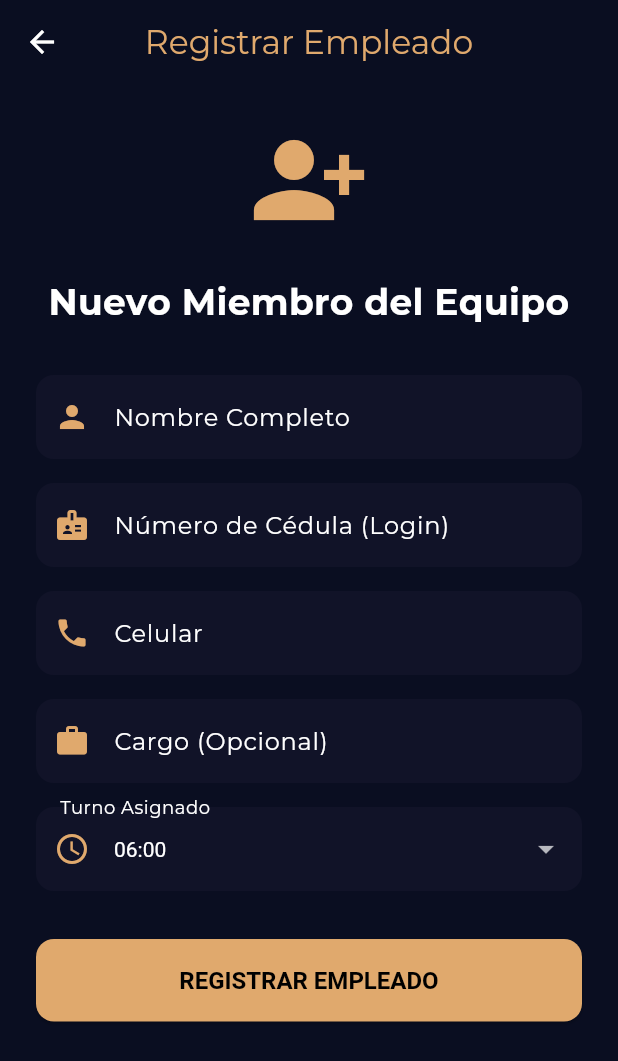
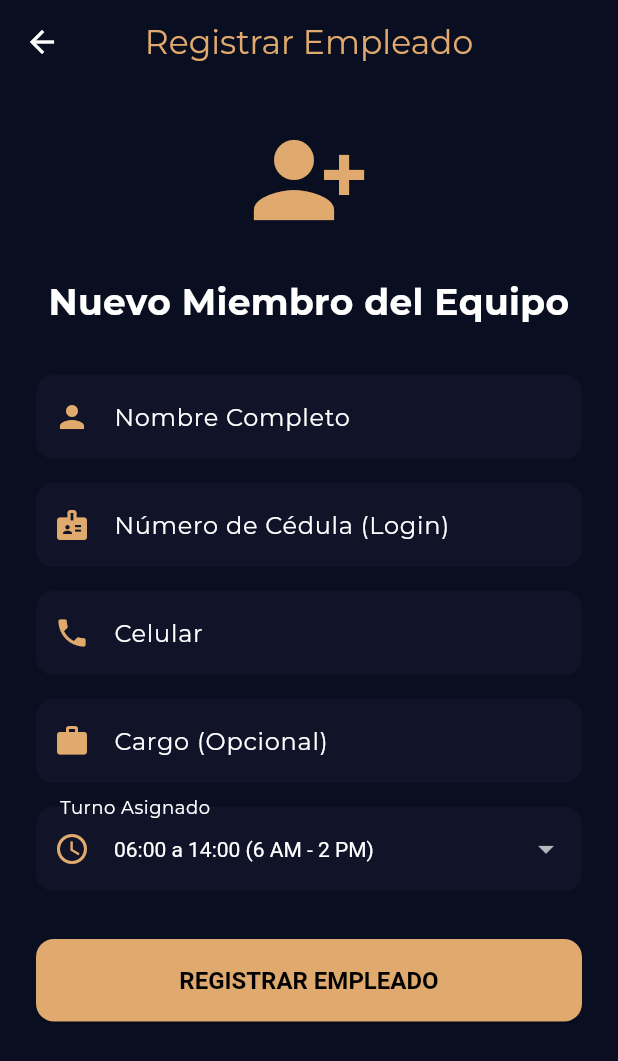
Before and after one commit to Adrw2019/asistencia-app, a Flutter app: the RegisterScreen screen opened directly, on a phone screen of 412 x 824 dp. Shown: the top 1061 px of the screen. Run offline on Flutter 3.47's test engine with Material 3 defaults, Android fonts, the phone set to English and light mode, and no system bars; our stand-ins replace firebase_core, firebase_messaging, flutter_local_notifications, google_fonts, qr_flutter, shared_preferences and 1 more; accounts and stored records are empty; network calls fail.

Commit message:
fix: make shift dropdown options clearer

```diff
--- a/app/lib/screens/register_screen.dart
+++ b/app/lib/screens/register_screen.dart
@@ -14,7 +14,12 @@ class _RegisterScreenState extends State<RegisterScreen> {
   final _celular = TextEditingController();
   final _cargo = TextEditingController();
   String _turno = '06:00';
-  final List<String> _turnosOpciones = ['06:00', '07:00', '14:00', '15:00'];
+  final Map<String, String> _turnosOpciones = {
+    '06:00': '06:00 a 14:00 (6 AM - 2 PM)',
+    '07:00': '07:00 a 15:00 (7 AM - 3 PM)',
+    '14:00': '14:00 a 22:00 (2 PM - 10 PM)',
+    '15:00': '15:00 a 23:00 (3 PM - 11 PM)',
+  };
   bool loading = false;
 
   Future<void> _save() async {
@@ -83,10 +88,10 @@ class _RegisterScreenState extends State<RegisterScreen> {
                 dropdownColor: const Color(0xFF1E2235),
                 style: const TextStyle(color: Colors.white),
                 decoration: const InputDecoration(labelText: 'Turno Asignado', prefixIcon: Icon(Icons.access_time, color: Color(0xFFE0A96D))),
-                items: _turnosOpciones.map((String value) {
+                items: _turnosOpciones.entries.map((entry) {
                   return DropdownMenuItem<String>(
-                    value: value,
-                    child: Text(value),
+                    value: entry.key,
+                    child: Text(entry.value),
                   );
                 }).toList(),
                 onChanged: (newValue) {
```
Also changed, not shown: app/lib/screens/home_screen.dart (+11 -6 lines).
